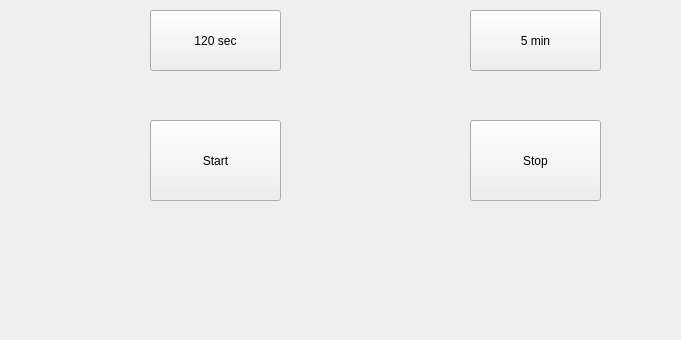
Old version of the form Viikko8/mainwindow.ui in the repository valdeee1/olio-ohjelmointi; both pictures show x 0 to 681 and y 260 to 600 of the 800 by 600 pixel window.
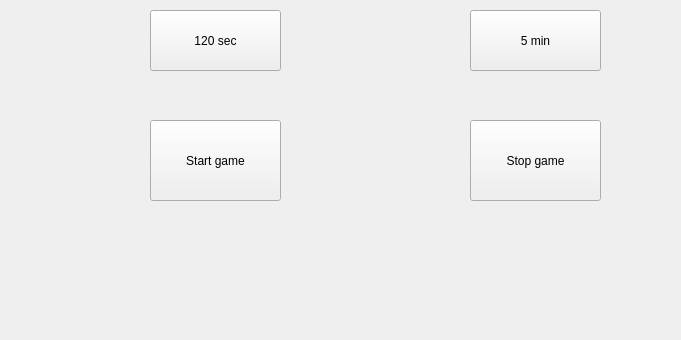
New version of the form.

Commit message: Pieniä muokkauksia

Patch:
```diff
--- a/Viikko8/mainwindow.ui
+++ b/Viikko8/mainwindow.ui
@@ -110,7 +110,7 @@
      </rect>
     </property>
     <property name="text">
-     <string>Start</string>
+     <string>Start game</string>
     </property>
    </widget>
    <widget class="QPushButton" name="stopButton">
@@ -123,7 +123,7 @@
      </rect>
     </property>
     <property name="text">
-     <string>Stop</string>
+     <string>Stop game</string>
     </property>
    </widget>
   </widget>
```
The commit also changes 2 other files.
